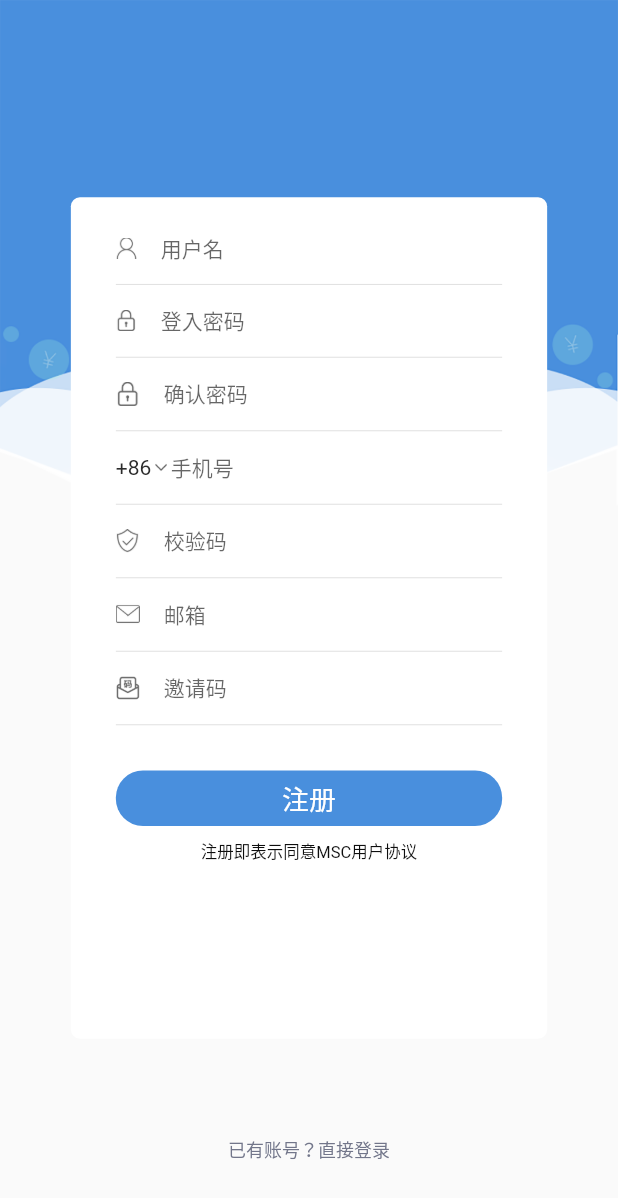
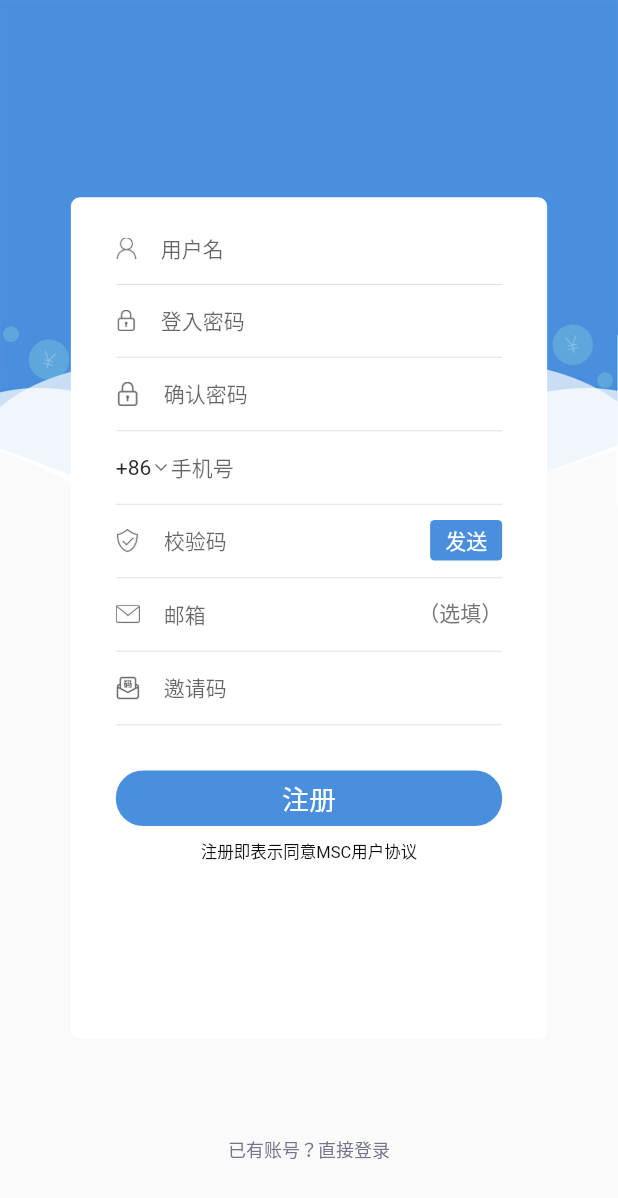
Before and after one commit to xingzjx/flutter_beidou_demo, a Flutter app: the RegisterView screen opened directly, on a phone screen of 412 x 824 dp. Shown: the top 1198 px of the screen. Run offline on Flutter 3.47's test engine with Material 2 defaults, Android fonts, the light colour scheme and no system bars.

```diff
--- a/lib/login.dart
+++ b/lib/login.dart
@@ -202,7 +202,7 @@ class _SignInState extends State<Login> {
                                   child: new Container(
                                     child: new Text("找回密码"),
                                     margin: const EdgeInsets.fromLTRB(
-                                        130.0, 0.0, 0.0, 0.0),
+                                        134.0, 0.0, 0.0, 0.0),
                                   ),
                                   onTap: () {
                                     setState(() {
--- a/lib/register.dart
+++ b/lib/register.dart
@@ -59,7 +59,7 @@ class _RegisterState extends State<RegisterView> {
             color: Colors.white,
             borderRadius: new BorderRadius.all(new Radius.circular(6.0)),
           ),
-          width: MediaQuery.of(context).size.width * 289/375,
+          width: MediaQuery.of(context).size.width * 289 / 375,
           height: MediaQuery.of(context).size.height * 454 / 667,
           child: new Column(
             children: <Widget>[
@@ -141,7 +141,8 @@ class _RegisterState extends State<RegisterView> {
                       //height: 13.0,
                       child: new TextField(
                         keyboardType: TextInputType.phone,
-                        style: new TextStyle(fontSize: 14.0, color: Colors.black),
+                        style:
+                            new TextStyle(fontSize: 14.0, color: Colors.black),
                         decoration: new InputDecoration(
                           hintText: '手机号',
                           border: InputBorder.none,
@@ -158,9 +159,12 @@ class _RegisterState extends State<RegisterView> {
                   )),
               new Padding(
                   padding: new EdgeInsets.fromLTRB(30.0, 0.0, 30.0, 0.0),
-                  child: new TextField(
-                    keyboardType: TextInputType.phone,
-                    style: new TextStyle(fontSize: 14.0, color: Colors.black),
+                  child: new Stack(
+                    children: <Widget>[
+                      new TextField(
+                        keyboardType: TextInputType.number,
+                        style:
+                            new TextStyle(fontSize: 14.0, color: Colors.black),
                         decoration: new InputDecoration(
                           hintText: '校验码',
                           border: InputBorder.none,
@@ -170,17 +174,42 @@ class _RegisterState extends State<RegisterView> {
                             height: 16.0,
                           ),
                         ),
+                      ),
+                      new Align(
+                        alignment: Alignment.centerRight,
+                        child: new InkWell(
+                          child: new Container(
+                            decoration: new BoxDecoration(
+                              color: const Color(0xff498fdd),
+                              borderRadius: new BorderRadius.all(
+                                  new Radius.circular(3.0)),
+                            ),
+                            child: new Text(
+                              "发送",
+                              style: new TextStyle(color: Colors.white),
+                            ),
+                            padding:
+                                new EdgeInsets.fromLTRB(10.0, 3.0, 10.0, 3.0),
+                            margin:
+                                new EdgeInsets.fromLTRB(0.0, 10.0, 0.0, 0.0),
+                          ),
+                        ),
+                      )
+                    ],
                   )),
               new Padding(
                   padding: new EdgeInsets.fromLTRB(30.0, 0.0, 30.0, 0.0),
                   child: new Divider(
                     height: 1.0,
                   )),
+              new Stack(
+                children: <Widget>[
                   new Padding(
                       padding: new EdgeInsets.fromLTRB(30.0, 0.0, 30.0, 0.0),
                       child: new TextField(
                         keyboardType: TextInputType.phone,
-                    style: new TextStyle(fontSize: 14.0, color: Colors.black),
+                        style:
+                            new TextStyle(fontSize: 14.0, color: Colors.black),
                         decoration: new InputDecoration(
                           hintText: '邮箱',
                           border: InputBorder.none,
@@ -191,6 +220,14 @@ class _RegisterState extends State<RegisterView> {
                           ),
                         ),
                       )),
+                  new Align(
+                      alignment: Alignment.centerRight,
+                      child: new Container(
+                        margin: new EdgeInsets.fromLTRB(0.0, 12.0, 30.0, 0.0),
+                        child: new Text("（选填）",style: new TextStyle(color: const Color(0xff757575)),),
+                      )),
+                ],
+              ),
               new Padding(
                   padding: new EdgeInsets.fromLTRB(30.0, 0.0, 30.0, 0.0),
                   child: new Divider(
```
Lines whose indentation alone changed are shown as unchanged.
